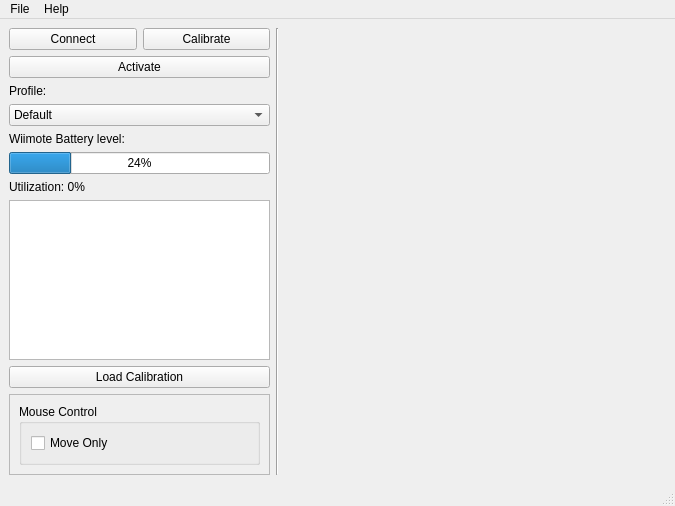
Above: stuff/mainwindow.ui from pnegre/python-whiteboard before the change. Below: the same form after it.
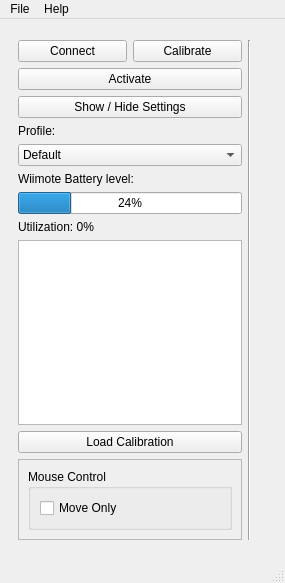
That is the form after the change.

Commit message: Added expand/shrink button for configuration

What changed in the file:
```diff
--- a/stuff/mainwindow.ui
+++ b/stuff/mainwindow.ui
@@ -6,32 +6,29 @@
    <rect>
     <x>0</x>
     <y>0</y>
-    <width>675</width>
-    <height>506</height>
+    <width>285</width>
+    <height>583</height>
    </rect>
   </property>
-  <property name="sizePolicy">
-   <sizepolicy hsizetype="Expanding" vsizetype="Expanding">
-    <horstretch>0</horstretch>
-    <verstretch>0</verstretch>
-   </sizepolicy>
-  </property>
-  <property name="minimumSize">
-   <size>
-    <width>675</width>
-    <height>506</height>
-   </size>
-  </property>
-  <property name="maximumSize">
-   <size>
-    <width>675</width>
-    <height>506</height>
-   </size>
-  </property>
   <property name="windowTitle">
    <string>MainWindow</string>
   </property>
   <widget class="QWidget" name="centralwidget">
+   <layout class="QGridLayout" name="gridLayout_4">
+    <item row="0" column="0">
+     <widget class="QWidget" name="widget" native="true">
+      <property name="minimumSize">
+       <size>
+        <width>251</width>
+        <height>518</height>
+       </size>
+      </property>
+      <property name="maximumSize">
+       <size>
+        <width>251</width>
+        <height>518</height>
+       </size>
+      </property>
    <layout class="QGridLayout" name="gridLayout_3">
     <item row="0" column="0">
      <layout class="QHBoxLayout" name="horizontalLayout_4">
@@ -66,6 +63,13 @@
               </property>
              </widget>
             </item>
+               <item>
+                <widget class="QPushButton" name="pushButtonSettings">
+                 <property name="text">
+                  <string>Show / Hide Settings</string>
+                 </property>
+                </widget>
+               </item>
             <item>
              <widget class="QLabel" name="label_2">
               <property name="text">
@@ -199,14 +203,14 @@
       </item>
      </layout>
     </item>
+      </layout>
+      <zorder>label_2</zorder>
+      <zorder></zorder>
+      <zorder></zorder>
+     </widget>
+    </item>
     <item row="0" column="1">
      <widget class="QWidget" name="confContainer" native="true">
-      <property name="minimumSize">
-       <size>
-        <width>381</width>
-        <height>0</height>
-       </size>
-      </property>
       <property name="styleSheet">
        <string notr="true"/>
       </property>
@@ -220,7 +224,7 @@
     <rect>
      <x>0</x>
      <y>0</y>
-     <width>675</width>
+     <width>285</width>
      <height>25</height>
     </rect>
    </property>
```
Lines whose indentation alone changed are shown as unchanged. The commit also changes 2 other files.
